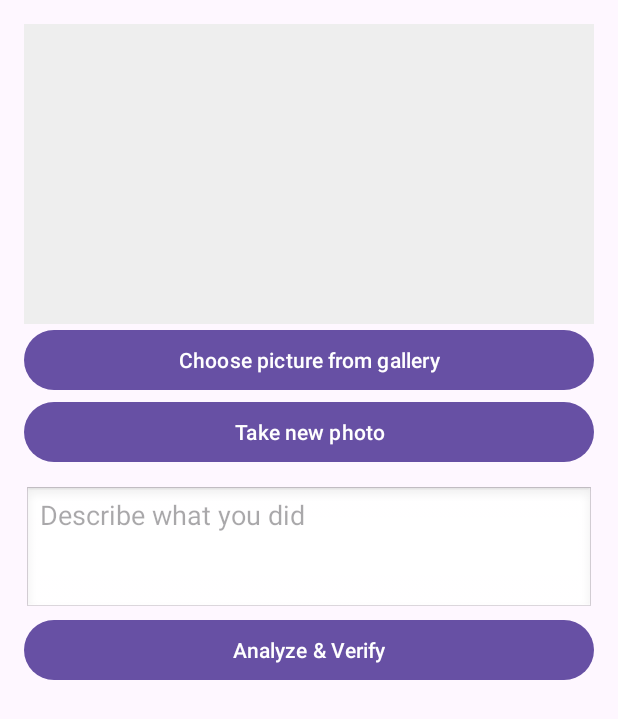
After one commit to Pizzabagarn/WellnessQuests, an Android app: the fragment ProofFragment shown on its own in the app's theme, on a phone screen of 412 x 824 dp. The commit adds this screen. Shown: the top 719 px of the screen. Run offline under Robolectric (Android 15) with nearby library versions, the phone set to English and light mode, and no system bars; our stand-ins replace Firebase (no records; nobody signed in at launch, a user with empty details on screens opened directly), data binding; libraries missing offline, so code that uses them is left out: com.google.mlkit.vision.

Commit message:
questlogik utveckling
Byggt vidare på questlogik

```diff
--- a/app/build.gradle.kts
+++ b/app/build.gradle.kts
@@ -47,6 +47,8 @@ dependencies {
     implementation(libs.databinding.runtime)
     implementation(libs.google.firebase.auth)
     implementation(libs.lifecycle.viewmodel.android)
+    implementation(libs.image.labeling)
+    implementation(libs.vision.common)
     testImplementation(libs.junit)
     androidTestImplementation(libs.ext.junit)
     androidTestImplementation(libs.espresso.core)
--- a/app/src/main/java/com/example/wellnessquest/model/Quest.java
+++ b/app/src/main/java/com/example/wellnessquest/model/Quest.java
@@ -1,6 +1,8 @@
 package com.example.wellnessquest.model;
 
-public class Quest {
+import java.io.Serializable;
+
+public class Quest implements Serializable {
     private String id;
     private String title;
     private String description;
@@ -51,6 +53,7 @@ public class Quest {
         this.title = title;
     }
 
+
     public void setDescription(String description) {
         this.description = description;
     }
--- /dev/null
+++ b/app/src/main/java/com/example/wellnessquest/view/fragments/ProofFragment.java
@@ -0,0 +1,156 @@
+package com.example.wellnessquest.view.fragments;
+
+import android.app.Activity;
+import android.content.Context;
+import android.content.Intent;
+import android.net.Uri;
+import android.os.Bundle;
+import android.os.Environment;
+import android.provider.MediaStore;
+import android.view.LayoutInflater;
+import android.view.View;
+import android.view.ViewGroup;
+import android.widget.Toast;
+
+import androidx.activity.result.ActivityResultLauncher;
+import androidx.activity.result.contract.ActivityResultContracts;
+import androidx.annotation.NonNull;
+import androidx.annotation.Nullable;
+import androidx.core.content.FileProvider;
+import androidx.fragment.app.Fragment;
+import androidx.lifecycle.ViewModelProvider;
+
+import com.example.wellnessquest.databinding.FragmentProofBinding;
+import com.example.wellnessquest.model.Quest;
+import com.example.wellnessquest.viewmodel.UserViewModel;
+import com.google.mlkit.vision.common.InputImage;
+import com.google.mlkit.vision.label.ImageLabel;
+import com.google.mlkit.vision.label.ImageLabeler;
+import com.google.mlkit.vision.label.ImageLabeling;
+import com.google.mlkit.vision.label.defaults.ImageLabelerOptions;
+
+import java.io.File;
+import java.io.IOException;
+import java.text.SimpleDateFormat;
+import java.util.Date;
+import java.util.List;
+import java.util.Locale;
+
+public class ProofFragment extends Fragment {
+
+    private FragmentProofBinding binding;
+    private Uri imageUri;
+    private String currentPhotoPath;
+    private Quest testQuest;
+    private UserViewModel userViewModel;
+
+    @Override
+    public View onCreateView(@NonNull LayoutInflater inflater, ViewGroup container, Bundle savedInstanceState) {
+        binding = FragmentProofBinding.inflate(inflater, container, false);
+        return binding.getRoot();
+    }
+
+    @Override
+    public void onViewCreated(@NonNull View view, @Nullable Bundle savedInstanceState) {
+        super.onViewCreated(view, savedInstanceState);
+
+        userViewModel = new ViewModelProvider(requireActivity()).get(UserViewModel.class);
+
+        testQuest = new Quest("q1", "Gå en promenad", "Promenera i minst 10 minuter", "Fitness", false, 10);
+
+        binding.buttonSelectImage.setOnClickListener(v -> galleryLauncher.launch("image/*"));
+        binding.buttonTakePhoto.setOnClickListener(v -> dispatchTakePictureIntent());
+        binding.buttonVerify.setOnClickListener(v -> verifyImage());
+    }
+
+    private final ActivityResultLauncher<String> galleryLauncher = registerForActivityResult(
+            new ActivityResultContracts.GetContent(),
+            uri -> {
+                if (uri != null) {
+                    imageUri = uri;
+                    binding.imagePreview.setImageURI(uri);
+                }
+            });
+
+    private final ActivityResultLauncher<Intent> cameraLauncher = registerForActivityResult(
+            new ActivityResultContracts.StartActivityForResult(),
+            result -> {
+                if (result.getResultCode() == Activity.RESULT_OK) {
+                    File f = new File(currentPhotoPath);
+                    imageUri = Uri.fromFile(f);
+                    binding.imagePreview.setImageURI(imageUri);
+                }
+            });
+
+    private void dispatchTakePictureIntent() {
+        Context context = requireContext();
+        Intent takePictureIntent = new Intent(MediaStore.ACTION_IMAGE_CAPTURE);
+        if (takePictureIntent.resolveActivity(context.getPackageManager()) != null) {
+            File photoFile = null;
+            try {
+                photoFile = createImageFile();
+            } catch (IOException ex) {
+                ex.printStackTrace();
+            }
+            if (photoFile != null) {
+                Uri photoURI = FileProvider.getUriForFile(context, context.getPackageName() + ".provider", photoFile);
+                takePictureIntent.putExtra(MediaStore.EXTRA_OUTPUT, photoURI);
+                cameraLauncher.launch(takePictureIntent);
+            }
+        }
+    }
+
+    private File createImageFile() throws IOException {
+        String timeStamp = new SimpleDateFormat("yyyyMMdd_HHmmss", Locale.getDefault()).format(new Date());
+        File storageDir = requireActivity().getExternalFilesDir(Environment.DIRECTORY_PICTURES);
+        File image = File.createTempFile("JPEG_" + timeStamp + "_", ".jpg", storageDir);
+        currentPhotoPath = image.getAbsolutePath();
+        return image;
+    }
+
+    private void verifyImage() {
+        if (imageUri == null) {
+            Toast.makeText(getContext(), "Choose existing or take new image", Toast.LENGTH_SHORT).show();
+            return;
+        }
+
+        String description = binding.editDescription.getText().toString().toLowerCase();
+        if (description.isEmpty()) {
+            Toast.makeText(getContext(), "Write a description of what you did", Toast.LENGTH_SHORT).show();
+            return;
+        }
+
+        try {
+            InputImage image = InputImage.fromFilePath(requireContext(), imageUri);
+            ImageLabeler labeler = ImageLabeling.getClient(new ImageLabelerOptions.Builder().build());
+            labeler.process(image)
+                    .addOnSuccessListener(this::handleLabels)
+                    .addOnFailureListener(e -> Toast.makeText(getContext(), "Analyze failed", Toast.LENGTH_SHORT).show());
+        } catch (IOException e) {
+            e.printStackTrace();
+        }
+    }
+
+    private void handleLabels(List<ImageLabel> labels) {
+        boolean matchFound = false;
+        for (ImageLabel label : labels) {
+            String tag = label.getText().toLowerCase();
+            float confidence = label.getConfidence();
+            if (confidence > 0.7f) {
+                if (testQuest.getCategory().equalsIgnoreCase("fitness") && (tag.contains("outdoor") || tag.contains("person") || tag.contains("walk"))) {
+                    matchFound = true;
+                }
+                if (testQuest.getCategory().equalsIgnoreCase("mind") && (tag.contains("book") || tag.contains("journal") || tag.contains("writing"))) {
+                    matchFound = true;
+                }
+            }
+        }
+
+        if (matchFound) {
+            binding.textResult.setText("Verified! Quest completed");
+            userViewModel.completeQuest(testQuest, imageUri.toString(), binding.editDescription.getText().toString());
+        } else {
+            binding.textResult.setText("The image doesn't match the quest. Try again!");
+        }
+    }
+}
--- a/app/src/main/java/com/example/wellnessquest/viewmodel/QuestViewModel.java
+++ b/app/src/main/java/com/example/wellnessquest/viewmodel/QuestViewModel.java
@@ -40,7 +40,7 @@ public class QuestViewModel extends AndroidViewModel {
         if (user == null) {
             // Tillfälligt testdata
             List<Quest> dummy = new ArrayList<>();
-            dummy.add(new Quest("q1", "Meditera i 5 min", "Sätt dig tyst och andas i fem minuter", "Mind", false, 10));
+            dummy.add(new Quest("q1", "Meditera i 5 min", "Sätt dig tyst och andas i fem minuter", "Mind", true, 10));
             dummy.add(new Quest("q2", "Gå 2000 steg", "Ta en kort promenad idag", "Fitness", false, 15));
             return dummy;
         }
--- /dev/null
+++ b/app/src/main/res/layout/fragment_proof.xml
@@ -0,0 +1,64 @@
+<layout xmlns:android="http://schemas.android.com/apk/res/android"
+    xmlns:app="http://schemas.android.com/apk/res-auto">
+
+    <data>
+    </data>
+
+    <ScrollView
+        android:layout_width="match_parent"
+        android:layout_height="match_parent"
+        android:padding="16dp">
+
+        <LinearLayout
+            android:orientation="vertical"
+            android:layout_width="match_parent"
+            android:layout_height="wrap_content"
+            android:gravity="center_horizontal">
+
+            <ImageView
+                android:id="@+id/imagePreview"
+                android:layout_width="match_parent"
+                android:layout_height="200dp"
+                android:scaleType="centerCrop"
+                android:background="#EEE" />
+
+            <Button
+                android:id="@+id/buttonSelectImage"
+                android:layout_width="match_parent"
+                android:layout_height="wrap_content"
+                android:text="Choose picture from gallery" />
+
+            <Button
+                android:id="@+id/buttonTakePhoto"
+                android:layout_width="match_parent"
+                android:layout_height="wrap_content"
+                android:text="Take new photo"
+                android:layout_marginBottom="12dp" />
+
+            <EditText
+                android:id="@+id/editDescription"
+                android:layout_width="match_parent"
+                android:layout_height="wrap_content"
+                android:hint="Describe what you did"
+                android:minLines="3"
+                android:gravity="top"
+                android:background="@android:drawable/edit_text" />
+
+            <Button
+                android:id="@+id/buttonVerify"
+                android:layout_width="match_parent"
+                android:layout_height="wrap_content"
+                android:text="Analyze &amp; Verify" />
+
+            <TextView
+                android:id="@+id/textResult"
+                android:layout_width="match_parent"
+                android:layout_height="wrap_content"
+                android:text=""
+                android:paddingTop="16dp"
+                android:textStyle="bold"
+                android:textAlignment="center" />
+
+        </LinearLayout>
+    </ScrollView>
+</layout>
--- a/app/src/main/res/values/strings.xml
+++ b/app/src/main/res/values/strings.xml
@@ -2,4 +2,6 @@
     <string name="app_name">WellnessQuest</string>
     <string name="navigation_drawer_open">Open navigation drawer</string>
     <string name="navigation_drawer_close">Close navigation drawer</string>
+    <!-- TODO: Remove or change this placeholder text -->
+    <string name="hello_blank_fragment">Hello blank fragment</string>
 </resources>
--- a/gradle/libs.versions.toml
+++ b/gradle/libs.versions.toml
@@ -1,5 +1,6 @@
 [versions]
 agp = "8.9.1"
+imageLabeling = "17.0.9"
 junit = "4.13.2"
 junitVersion = "1.1.5"
 espressoCore = "3.5.1"
@@ -13,11 +14,13 @@ library = "3.2.0-alpha11"
 databindingRuntime = "8.9.1"
 firebaseAuth = "23.2.0"
 lifecycleViewmodelAndroid = "2.8.7"
+visionCommon = "17.3.0"
 
 [libraries]
 firebase-analytics = { module = "com.google.firebase:firebase-analytics" }
 firebase-auth = { module = "com.google.firebase:firebase-auth" }
 firebase-firestore = { module = "com.google.firebase:firebase-firestore" }
+image-labeling = { module = "com.google.mlkit:image-labeling", version.ref = "imageLabeling" }
 junit = { group = "junit", name = "junit", version.ref = "junit" }
 ext-junit = { group = "androidx.test.ext", name = "junit", version.ref = "junitVersion" }
 espresso-core = { group = "androidx.test.espresso", name = "espresso-core", version.ref = "espressoCore" }
@@ -31,6 +34,7 @@ library = { group = "androidx.databinding", name = "library", version.ref = "lib
 databinding-runtime = { group = "androidx.databinding", name = "databinding-runtime", version.ref = "databindingRuntime" }
 google-firebase-auth = { group = "com.google.firebase", name = "firebase-auth", version.ref = "firebaseAuth" }
 lifecycle-viewmodel-android = { group = "androidx.lifecycle", name = "lifecycle-viewmodel-android", version.ref = "lifecycleViewmodelAndroid" }
+vision-common = { group = "com.google.mlkit", name = "vision-common", version.ref = "visionCommon" }
 
 [plugins]
 android-application = { id = "com.android.application", version.ref = "agp" }
```
Also changed, not shown: app/src/main/java/com/example/wellnessquest/view/adapters/BindingAdapters.java (added, +34 -0 lines), app/src/main/java/com/example/wellnessquest/view/adapters/QuestAdapter.java (+12 -33 lines), app/src/main/java/com/example/wellnessquest/view/fragments/QuestDetailsFragment.java (added, +54 -0 lines), app/src/main/java/com/example/wellnessquest/viewmodel/UserViewModel.java (+28 -1 lines), app/src/main/res/layout/fragment_quest_details.xml (added, +67 -0 lines), app/src/main/res/layout/item_quest.xml (+15 -10 lines).
